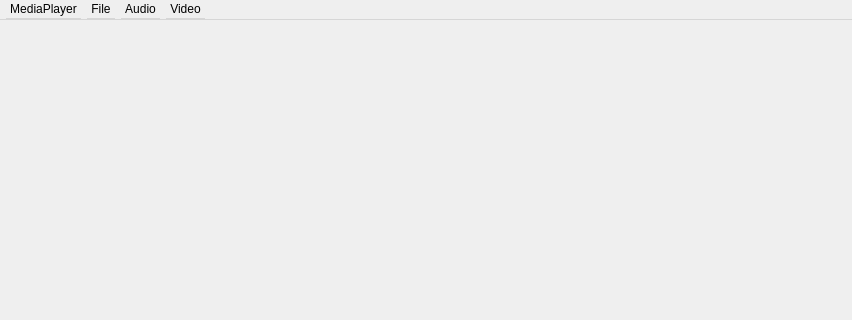
First picture: the form in player.ui, repository budakf/MediaPlayer, before the edit; both pictures show x 0 to 852 and y 0 to 320 of the 852 by 575 pixel window.
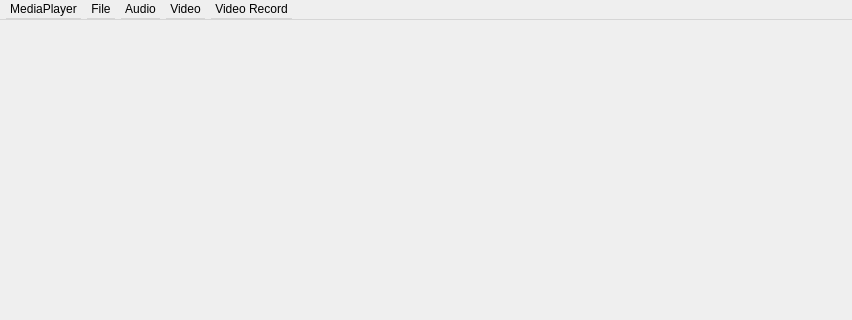
Second picture: the form after the edit.

Commit message: added VideoRecord menu and action to user interface

The edit to the form file:
```diff
--- a/player.ui
+++ b/player.ui
@@ -271,10 +271,18 @@
     <addaction name="actionRGB"/>
     <addaction name="actionGrayScale"/>
    </widget>
+   <widget class="QMenu" name="menuVideoRecord">
+    <property name="title">
+     <string>Video Record</string>
+    </property>
+    <addaction name="actionNewRecord"/>
+    <addaction name="actionStopRecord"/>
+   </widget>
    <addaction name="menuMediaPlayer"/>
    <addaction name="menuFile"/>
    <addaction name="menuAudio"/>
    <addaction name="menuVideo"/>
+   <addaction name="menuVideoRecord"/>
   </widget>
   <action name="actionAboutMediaPlayer">
    <property name="text">
```
Left out of the diff: 13 changed lines with no effect on the pictures.
